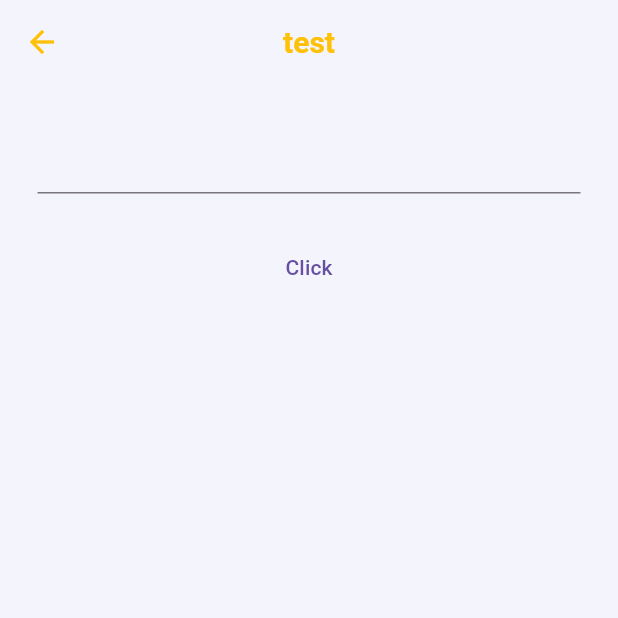
After one commit to weluid/Todo-App, a Flutter app: the SearchPage screen opened directly, on a phone screen of 412 x 824 dp, the top half of it. The commit adds this screen. Run offline on Flutter 3.47's test engine with Material 2 defaults, Android fonts, the phone set to English and light mode, and no system bars; our stand-ins replace bloc, flutter_bloc.

Commit message:
bloc test

```diff
--- /dev/null
+++ b/lib/screens/test_screen.dart
@@ -0,0 +1,57 @@
+import 'package:flutter/material.dart';
+
+
+class SearchPage extends StatefulWidget {
+  const SearchPage({super.key});
+
+  @override
+  State<SearchPage> createState() => _SearchPageState();
+}
+
+class _SearchPageState extends State<SearchPage> {
+  late String _cityName;
+  final Color _backgroundColor = const Color(0xFFf4f4fc);
+
+  @override
+  Widget build(BuildContext context) {
+    return Scaffold(
+      appBar: AppBar(
+        // remove drop shadow
+        elevation: 0,
+        backgroundColor: _backgroundColor,
+        centerTitle: true,
+        title: Text("test"),
+        titleTextStyle: const TextStyle(
+          color: Colors.amber,
+          fontWeight: FontWeight.w600,
+          fontSize: 20,
+        ),
+        iconTheme:  const IconThemeData(color: Colors.amber),
+      ),
+      backgroundColor: _backgroundColor,
+      body: SafeArea(
+        child: Column(
+          children: [
+            Container(
+              padding: const EdgeInsets.all(25),
+              child: Form(
+                child: TextFormField(
+                  style: const TextStyle(
+                    color: Colors.black,
+                  ),
+                  onChanged: (value) {
+                    _cityName = value.toLowerCase().trim();
+                  },
+                ),
+              ),
+            ),
+            TextButton(onPressed: (){
+              Navigator.pop(context, _cityName);
+            }, child: Text("Click"))
+
+          ],
+        ),
+      ),
+    );
+  }
+}
```
Also changed, not shown: lib/bloc/todo_bloc.dart (+20 -4 lines), lib/bloc/todo_event.dart (+14 -0 lines), lib/bloc/todo_state.dart (+11 -1 lines), lib/models/group_model.dart (+6 -3 lines), lib/repository/list_management .dart (+16 -10 lines), lib/screens/home_screen.dart (+49 -7 lines).
